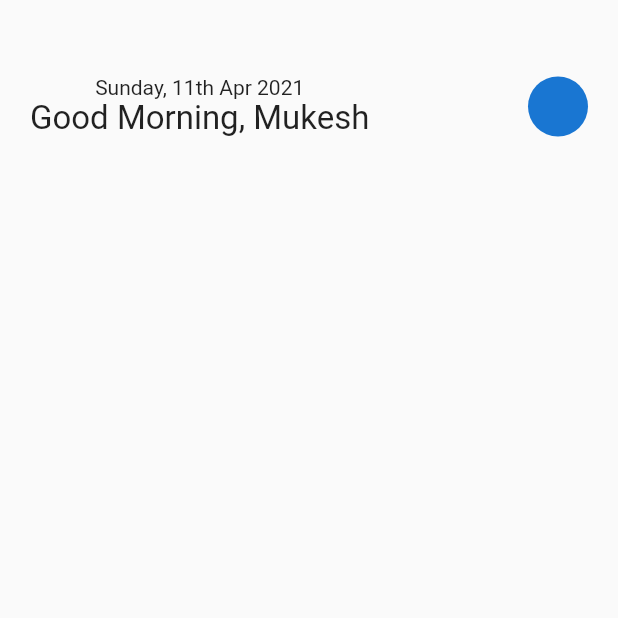
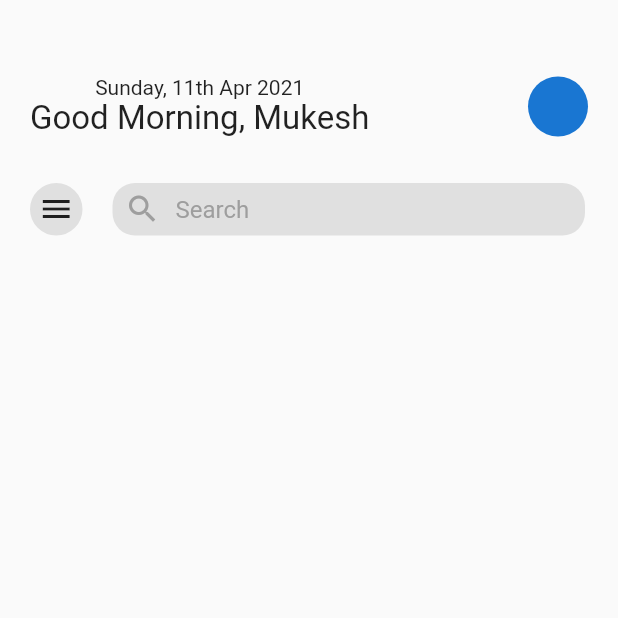
Before and after one commit to ArchishmanSengupta/CropX, a Flutter app: the screen it shows after launch, on a phone screen of 412 x 824 dp, the top half of it. Run offline on Flutter 3.47's test engine with Material 2 defaults, Android fonts, the phone set to English and light mode, and no system bars; our stand-ins replace google_fonts, splashscreen.

Commit message:
hamburger and Search Bar made

```diff
--- /dev/null
+++ b/lib/homescreen.dart
@@ -0,0 +1,103 @@
+import 'package:flutter/material.dart';
+import 'package:google_fonts/google_fonts.dart';
+
+
+// class corpx extends StatelessWidget {
+//   @override
+//   Widget build(BuildContext context) {
+//     return MaterialApp(
+//       debugShowCheckedModeBanner:false,
+//       home: HomePage(),
+//     );
+//   }
+// }
+class HomePage extends StatefulWidget {
+  @override
+  _HomePageState createState() => _HomePageState();
+}
+
+class _HomePageState extends State<HomePage> {
+  @override
+  Widget build(BuildContext context) {
+    return Scaffold
+    (
+      appBar: PreferredSize(
+        preferredSize: Size.fromHeight(150),
+        child: Container(
+          padding: EdgeInsets.only(top:50,left: 20,right: 20),
+          child: Column(
+            children: [
+              Row(
+                mainAxisAlignment: MainAxisAlignment.spaceBetween,
+                children: [
+                  Column(
+                    children: [
+                      Text('Sunday, 11th Apr 2021'),
+                      Text('Good Morning, Mukesh',style: TextStyle(
+                        fontSize:22,
+
+                        //fontFamily:
+                      ),)
+                    ],
+                  ),
+                  CircleAvatar(
+
+                  )
+                ],
+              ),
+              SizedBox(height:30,),
+              Row(
+                children: [
+                  Container(
+                    height:35, width:35,
+                    decoration: BoxDecoration(color: Colors.grey[300],
+                    border: Border.all(
+                      color: Colors.grey[300],width:3,
+                    ),
+
+                    borderRadius: BorderRadius.circular(25),
+                    ),
+                    child: Icon(Icons.menu),
+
+                  ),
+                  SizedBox(width: 20,),
+                  Container(
+                    height: 35, width: 315,
+                    decoration: BoxDecoration(color: Colors.grey[300],
+                    borderRadius: BorderRadius.circular(15)
+                    ),
+                    child: Padding(
+                      padding: const EdgeInsets.only(left:8.0),
+                      child: Row(
+                        children: [
+                          Row(
+                            children: [
+                              Icon(Icons.search,color: Colors.grey
+                              ),
+                              SizedBox(width:10,),
+                              Text(
+                                'Search',style: TextStyle(
+                                  fontSize:16,color: Colors.grey,
+                                ),
+                              ),
+
+                            ]
+                          )
+                        ],
+                      ),
+                    ),
+                  )
+
+
+                ]
+              )
+
+            ],
+          )
+        )
+
+      ),
+
+    );
+  }
+}
--- a/lib/main.dart
+++ b/lib/main.dart
@@ -1,59 +1,30 @@
 import 'package:flutter/material.dart';
 import 'package:google_fonts/google_fonts.dart';
+import 'package:splashscreen/splashscreen.dart';
+
+import 'HomeScreen.dart';
 
 void main() {
-  runApp(corpx());
+  runApp(new MaterialApp(
+    debugShowCheckedModeBanner:false,
+    home: new MyApp(),
+  ));
 }
 
-class corpx extends StatelessWidget {
+class MyApp extends StatefulWidget {
+  @override
+  _MyAppState createState() => _MyAppState();
+}
+
+class _MyAppState extends State<MyApp> {
   @override
   Widget build(BuildContext context) {
-    return MaterialApp(
-      debugShowCheckedModeBanner:false,
-      home: HomePage(),
+    return SplashScreen(
+      seconds: 5,
+      backgroundColor: Colors.black,
+      image: Image.asset('images/CORPX.gif'),
+      photoSize: 180,
+      navigateAfterSeconds: HomePage(),
     );
   }
 }
-class HomePage extends StatefulWidget {
-  @override
-  _HomePageState createState() => _HomePageState();
-}
-
-class _HomePageState extends State<HomePage> {
-  @override
-  Widget build(BuildContext context) {
-    return Scaffold
-    (
-      appBar: PreferredSize(
-        preferredSize: Size.fromHeight(150),
-        child: Container(
-          padding: EdgeInsets.only(top:50,left: 20,right: 20),
-          child: Column(
-            children: [
-              Row(
-                mainAxisAlignment: MainAxisAlignment.spaceBetween,
-                children: [
-                  Column(
-                    children: [
-                      Text('Sunday, 11th Apr 2021'),
-                      Text('Good Morning, Mukesh',style: TextStyle(
-                        fontSize:22,
-
-                        //fontFamily:
-                      ),)
-                    ],
-                  ),
-                  CircleAvatar(
-
-                  )
-                ],
-              )
-            ],
-          )
-        )
-
-      ),
-
-    );
-  }
-}
```
Also changed, not shown: pubspec.yaml (+5 -36 lines), images/CORPX.gif (added), images/profile.jpg (renamed from assets/profile.jpg), pubspec.lock.
